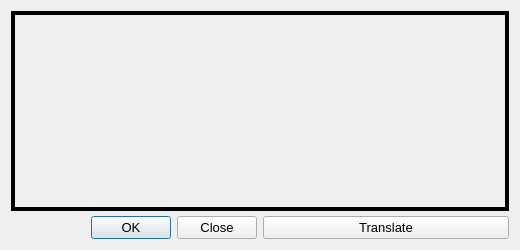
This is boxWindow.ui in roozbeh-gholami/Screen-Translator-App as Qt 5 draws it before an edit. The edited form follows.
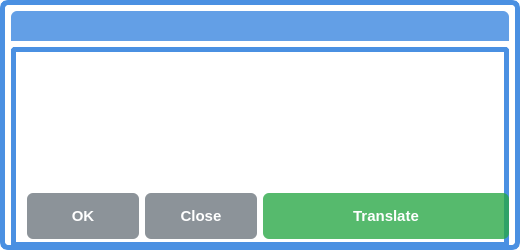
This is the edited form.

Commit message: UI enhancements: Added draggable title bar, improved resize functionality, fixed text colors, and enhanced combobox styling

The edit to the form file:
```diff
--- a/boxWindow.ui
+++ b/boxWindow.ui
@@ -12,24 +12,115 @@
   </property>
   <property name="minimumSize">
    <size>
-    <width>520</width>
-    <height>250</height>
+    <width>200</width>
+    <height>150</height>
    </size>
   </property>
   <property name="maximumSize">
    <size>
-    <width>1080</width>
-    <height>251</height>
+    <width>16777215</width>
+    <height>16777215</height>
    </size>
   </property>
   <property name="windowTitle">
-   <string>Dialog</string>
+   <string>Translation Capture Area</string>
   </property>
   <property name="styleSheet">
-   <string notr="true"/>
+   <string notr="true">
+QDialog {
+    background-color: transparent;
+    border: 5px solid #4a90e2;
+    border-radius: 8px;
+}
+
+QLabel#frameLbl {
+    background-color: rgba(74, 144, 226, 30);
+    border: 5px solid #4a90e2;
+    border-radius: 4px;
+}
+
+QPushButton {
+    background-color: rgba(74, 144, 226, 200);
+    color: white;
+    border: none;
+    border-radius: 6px;
+    padding: 8px 16px;
+    font-weight: bold;
+    font-size: 11pt;
+    min-height: 30px;
+}
+
+QPushButton:hover {
+    background-color: rgba(53, 122, 189, 220);
+}
+
+QPushButton:pressed {
+    background-color: rgba(42, 90, 138, 240);
+}
+
+QPushButton#translateBtn {
+    background-color: rgba(40, 167, 69, 200);
+    min-width: 120px;
+}
+
+QPushButton#translateBtn:hover {
+    background-color: rgba(30, 126, 52, 220);
+}
+
+QDialogButtonBox QPushButton {
+    min-width: 80px;
+    background-color: rgba(108, 117, 125, 200);
+}
+
+QDialogButtonBox QPushButton:hover {
+    background-color: rgba(90, 98, 104, 220);
+}
+</string>
   </property>
   <layout class="QGridLayout" name="gridLayout_3">
    <item row="0" column="0">
+    <layout class="QVBoxLayout" name="verticalLayout">
+     <item>
+      <widget class="QLabel" name="titleBar">
+       <property name="minimumSize">
+        <size>
+         <width>0</width>
+         <height>30</height>
+        </size>
+       </property>
+       <property name="maximumSize">
+        <size>
+         <width>16777215</width>
+         <height>30</height>
+        </size>
+       </property>
+       <property name="font">
+        <font>
+         <pointsize>10</pointsize>
+         <weight>75</weight>
+         <bold>true</bold>
+        </font>
+       </property>
+       <property name="styleSheet">
+        <string notr="true">
+QLabel {
+    background-color: rgba(74, 144, 226, 220);
+    color: white;
+    padding: 5px;
+    border-top-left-radius: 6px;
+    border-top-right-radius: 6px;
+}
+</string>
+       </property>
+       <property name="text">
+        <string></string>
+       </property>
+       <property name="alignment">
+        <set>Qt::AlignCenter</set>
+       </property>
+      </widget>
+     </item>
+     <item>
     <layout class="QGridLayout" name="gridLayout">
      <item row="0" column="0">
       <widget class="QLabel" name="frameLbl">
@@ -52,7 +143,19 @@
         <number>4</number>
        </property>
        <property name="text">
-        <string/>
+          <string></string>
+         </property>
+         <property name="alignment">
+          <set>Qt::AlignCenter</set>
+         </property>
+         <property name="styleSheet">
+          <string notr="true">
+QLabel {
+    background-color: transparent;
+    border: 5px solid #4a90e2;
+    border-radius: 4px;
+}
+</string>
        </property>
       </widget>
      </item>
@@ -99,6 +202,8 @@
           <string>Translate</string>
          </property>
         </widget>
+         </item>
+        </layout>
        </item>
       </layout>
      </item>
```
Lines whose indentation alone changed are shown as unchanged. The commit also changes 3 other files.
